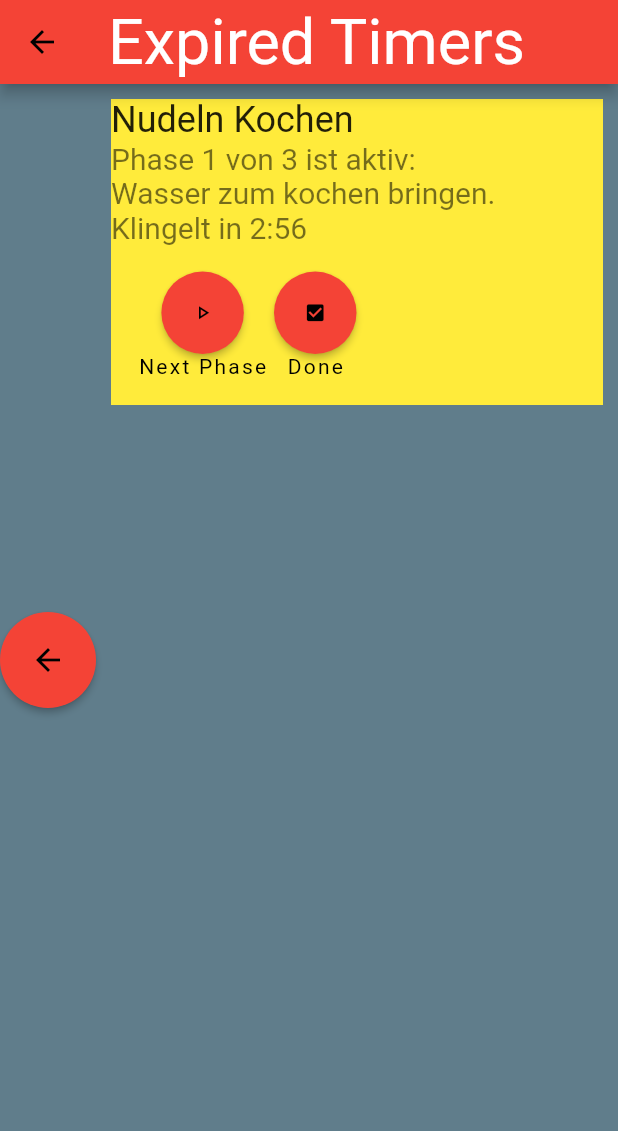
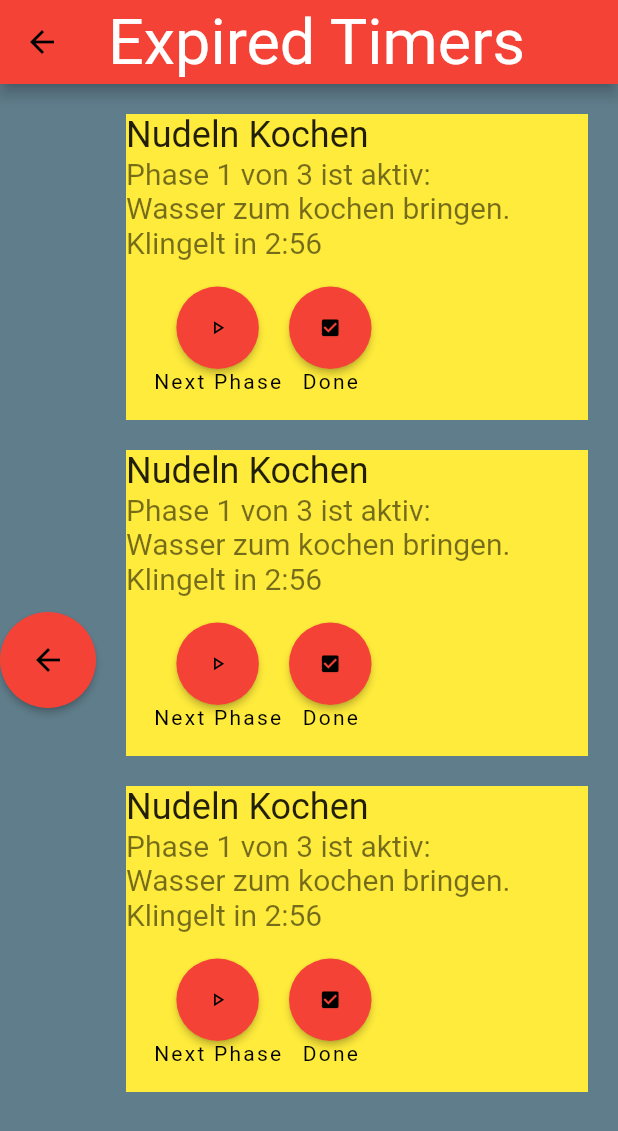
Before and after one commit to BogyMitutoyoCTL/BOGY-App-2023-04, a Flutter app: the ExpiredTimers screen opened directly, on a phone screen of 412 x 824 dp. Shown: the top 1131 px of the screen. Run offline on Flutter 3.47's test engine with Material 2 defaults, Android fonts, the phone set to English and light mode, and no system bars; our stand-ins replace shared_preferences; accounts and stored records are empty; generated files the repository leaves out were written again.

Commit message:
expired timers formation optimized

```diff
--- a/multitimer/lib/ExpiredTimers.dart
+++ b/multitimer/lib/ExpiredTimers.dart
@@ -26,7 +26,11 @@ class _ExpiredTimersState extends State<ExpiredTimers> {
                 padding: EdgeInsets.all(20),
               ),
             ),
-            ExpiredTimer()
+            Expanded(
+              child: Column(
+                children: [ExpiredTimer(), ExpiredTimer(), ExpiredTimer()],
+              ),
+            ),
           ],
         ));
   }
--- a/multitimer/lib/SubWidgets/ExpiredTimer.dart
+++ b/multitimer/lib/SubWidgets/ExpiredTimer.dart
@@ -11,12 +11,11 @@ class ExpiredTimer extends StatefulWidget {
 class _ExpiredTimerState extends State<ExpiredTimer> {
   @override
   Widget build(BuildContext context) {
-    return Expanded(
-      child: new Column(
+    return new Column(
       crossAxisAlignment: CrossAxisAlignment.center,
       children: [
         Padding(
-            padding: const EdgeInsets.all(10.0),
+          padding: const EdgeInsets.fromLTRB(20, 20, 20, 0),
           child: new Container(
             color: Colors.yellow,
             child: Column(
@@ -79,7 +78,6 @@ class _ExpiredTimerState extends State<ExpiredTimer> {
           ),
         ),
       ],
-      ),
     );
   }
 
```
Lines whose indentation alone changed are shown as unchanged.
